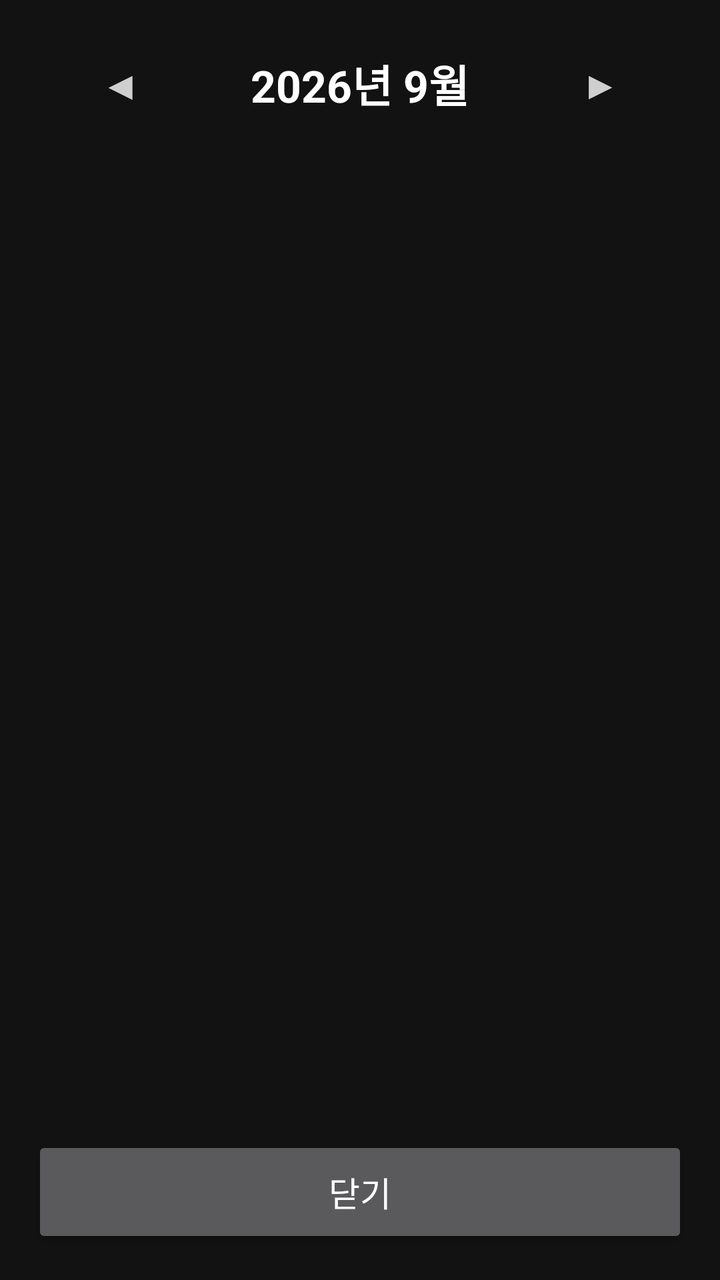
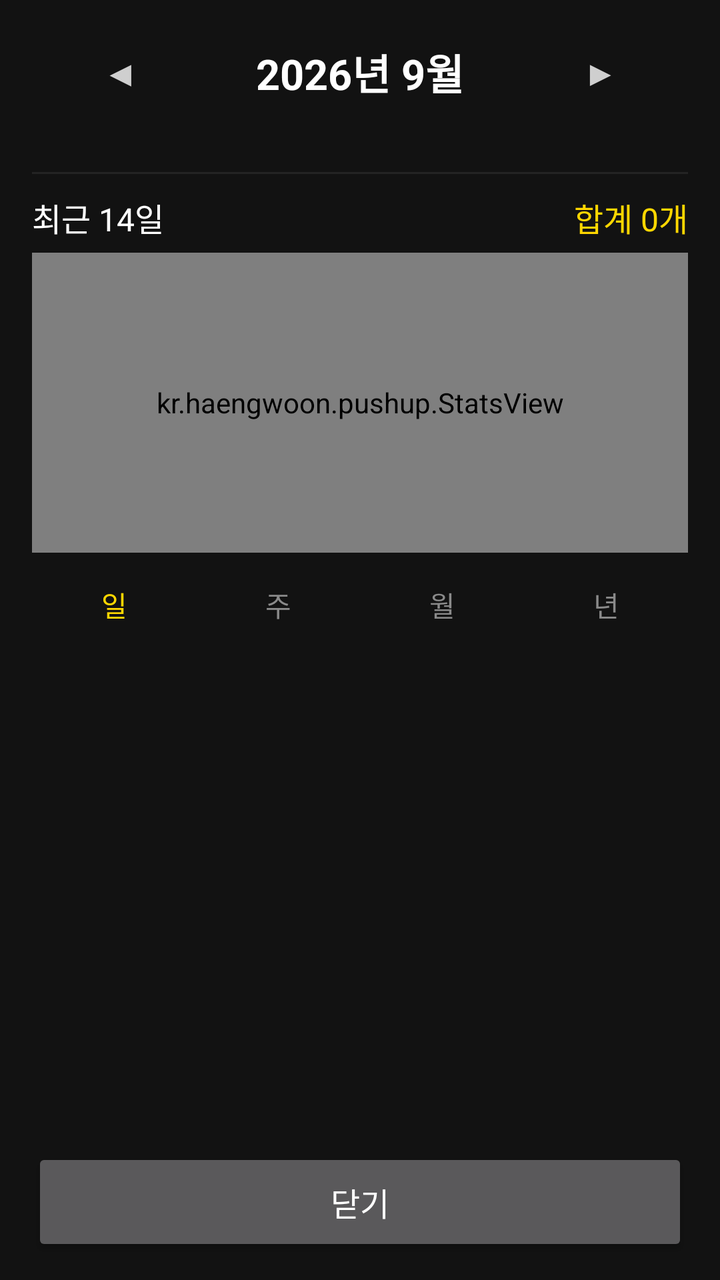

An Android layout rendered at two revisions. The XML below is the earlier revision; the diff shows what the commit changed to produce the second picture.
<!-- AndroidManifest.xml: application theme AppTheme -->
<!-- res/layout/activity_calendar.xml -->
<?xml version="1.0" encoding="utf-8"?>
<LinearLayout xmlns:android="http://schemas.android.com/apk/res/android"
    android:layout_width="match_parent"
    android:layout_height="match_parent"
    android:background="@color/bg"
    android:orientation="vertical"
    android:padding="16dp">

    <LinearLayout
        android:layout_width="match_parent"
        android:layout_height="wrap_content"
        android:gravity="center_vertical"
        android:orientation="horizontal">

        <Button
            android:id="@+id/btnPrev"
            style="?android:attr/borderlessButtonStyle"
            android:layout_width="wrap_content"
            android:layout_height="52dp"
            android:text="◀"
            android:textColor="#FFCFCFCF"
            android:textSize="20sp" />

        <TextView
            android:id="@+id/tvMonth"
            android:layout_width="0dp"
            android:layout_height="wrap_content"
            android:layout_weight="1"
            android:gravity="center"
            android:text="2026년 9월"
            android:textColor="#FFFFFFFF"
            android:textSize="22sp"
            android:textStyle="bold" />

        <Button
            android:id="@+id/btnNext"
            style="?android:attr/borderlessButtonStyle"
            android:layout_width="wrap_content"
            android:layout_height="52dp"
            android:text="▶"
            android:textColor="#FFCFCFCF"
            android:textSize="20sp" />
    </LinearLayout>

    <ScrollView
        android:layout_width="match_parent"
        android:layout_height="0dp"
        android:layout_weight="1"
        android:layout_marginTop="12dp">

        <GridLayout
            android:id="@+id/grid"
            android:layout_width="match_parent"
            android:layout_height="wrap_content"
            android:columnCount="7" />
    </ScrollView>

    <Button
        android:id="@+id/btnClose"
        android:layout_width="match_parent"
        android:layout_height="56dp"
        android:layout_marginTop="12dp"
        android:text="닫기"
        android:textSize="17sp" />
</LinearLayout>
<!-- resources referenced by this layout -->
<resources>
  <color name="bg">#FF121212</color>
  <style name="AppTheme" parent="Theme.AppCompat.NoActionBar">
          <item name="android:windowBackground">@color/bg</item>
      </style>
</resources>

<!-- the commit's change to res/layout/activity_calendar.xml (unified diff, before → after) -->
@@ -1,10 +1,14 @@
 <?xml version="1.0" encoding="utf-8"?>
 <LinearLayout xmlns:android="http://schemas.android.com/apk/res/android"
+    android:id="@+id/root"
     android:layout_width="match_parent"
     android:layout_height="match_parent"
     android:background="@color/bg"
     android:orientation="vertical"
-    android:padding="16dp">
+    android:paddingLeft="16dp"
+    android:paddingRight="16dp"
+    android:paddingTop="12dp"
+    android:paddingBottom="12dp">
 
     <LinearLayout
         android:layout_width="match_parent"
@@ -16,10 +20,10 @@
             android:id="@+id/btnPrev"
             style="?android:attr/borderlessButtonStyle"
             android:layout_width="wrap_content"
-            android:layout_height="52dp"
+            android:layout_height="48dp"
             android:text="◀"
             android:textColor="#FFCFCFCF"
-            android:textSize="20sp" />
+            android:textSize="18sp" />
 
         <TextView
             android:id="@+id/tvMonth"
@@ -29,37 +33,129 @@
             android:gravity="center"
             android:text="2026년 9월"
             android:textColor="#FFFFFFFF"
-            android:textSize="22sp"
+            android:textSize="21sp"
             android:textStyle="bold" />
 
         <Button
             android:id="@+id/btnNext"
             style="?android:attr/borderlessButtonStyle"
             android:layout_width="wrap_content"
-            android:layout_height="52dp"
+            android:layout_height="48dp"
             android:text="▶"
             android:textColor="#FFCFCFCF"
-            android:textSize="20sp" />
+            android:textSize="18sp" />
     </LinearLayout>
 
     <ScrollView
         android:layout_width="match_parent"
         android:layout_height="0dp"
         android:layout_weight="1"
-        android:layout_marginTop="12dp">
+        android:layout_marginTop="8dp"
+        android:fillViewport="true">
 
-        <GridLayout
-            android:id="@+id/grid"
+        <LinearLayout
             android:layout_width="match_parent"
             android:layout_height="wrap_content"
-            android:columnCount="7" />
+            android:orientation="vertical">
+
+            <GridLayout
+                android:id="@+id/grid"
+                android:layout_width="match_parent"
+                android:layout_height="wrap_content"
+                android:columnCount="7" />
+
+            <View
+                android:layout_width="match_parent"
+                android:layout_height="1dp"
+                android:layout_marginTop="18dp"
+                android:background="#FF242424" />
+
+            <LinearLayout
+                android:layout_width="match_parent"
+                android:layout_height="wrap_content"
+                android:layout_marginTop="10dp"
+                android:orientation="horizontal">
+
+                <TextView
+                    android:id="@+id/tvStatTitle"
+                    android:layout_width="0dp"
+                    android:layout_weight="1"
+                    android:layout_height="wrap_content"
+                    android:gravity="center_vertical"
+                    android:text="최근 14일"
+                    android:textColor="#FFFFFFFF"
+                    android:textSize="16sp" />
+
+                <TextView
+                    android:id="@+id/tvStatSum"
+                    android:layout_width="wrap_content"
+                    android:layout_height="wrap_content"
+                    android:gravity="center_vertical"
+                    android:text="합계 0개"
+                    android:textColor="@color/accent"
+                    android:textSize="16sp" />
+            </LinearLayout>
+
+            <kr.haengwoon.pushup.StatsView
+                android:id="@+id/stats"
+                android:layout_width="match_parent"
+                android:layout_height="150dp"
+                android:layout_marginTop="6dp" />
+
+            <LinearLayout
+                android:layout_width="match_parent"
+                android:layout_height="wrap_content"
+                android:layout_marginTop="4dp"
+                android:orientation="horizontal">
+
+                <Button
+                    android:id="@+id/btnDay"
+                    style="?android:attr/borderlessButtonStyle"
+                    android:layout_width="0dp"
+                    android:layout_weight="1"
+                    android:layout_height="44dp"
+                    android:text="일"
+                    android:textColor="@color/accent"
+                    android:textSize="14sp" />
+
+                <Button
+                    android:id="@+id/btnWeek"
+                    style="?android:attr/borderlessButtonStyle"
+                    android:layout_width="0dp"
+                    android:layout_weight="1"
+                    android:layout_height="44dp"
+                    android:text="주"
+                    android:textColor="#FF8A8A8A"
+                    android:textSize="14sp" />
+
+                <Button
+                    android:id="@+id/btnMonth"
+                    style="?android:attr/borderlessButtonStyle"
+                    android:layout_width="0dp"
+                    android:layout_weight="1"
+                    android:layout_height="44dp"
+                    android:text="월"
+                    android:textColor="#FF8A8A8A"
+                    android:textSize="14sp" />
+
+                <Button
+                    android:id="@+id/btnYear"
+                    style="?android:attr/borderlessButtonStyle"
+                    android:layout_width="0dp"
+                    android:layout_weight="1"
+                    android:layout_height="44dp"
+                    android:text="년"
+                    android:textColor="#FF8A8A8A"
+                    android:textSize="14sp" />
+            </LinearLayout>
+        </LinearLayout>
     </ScrollView>
 
     <Button
         android:id="@+id/btnClose"
         android:layout_width="match_parent"
-        android:layout_height="56dp"
-        android:layout_marginTop="12dp"
+        android:layout_height="54dp"
+        android:layout_marginTop="10dp"
         android:text="닫기"
-        android:textSize="17sp" />
+        android:textSize="16sp" />
 </LinearLayout>
<!-- resource entries referenced after the edit -->
@@ -1,5 +1,6 @@
 <!-- resources referenced by this layout -->
 <resources>
+  <color name="accent">#FFFFD700</color>
   <color name="bg">#FF121212</color>
   <style name="AppTheme" parent="Theme.AppCompat.NoActionBar">
           <item name="android:windowBackground">@color/bg</item>
